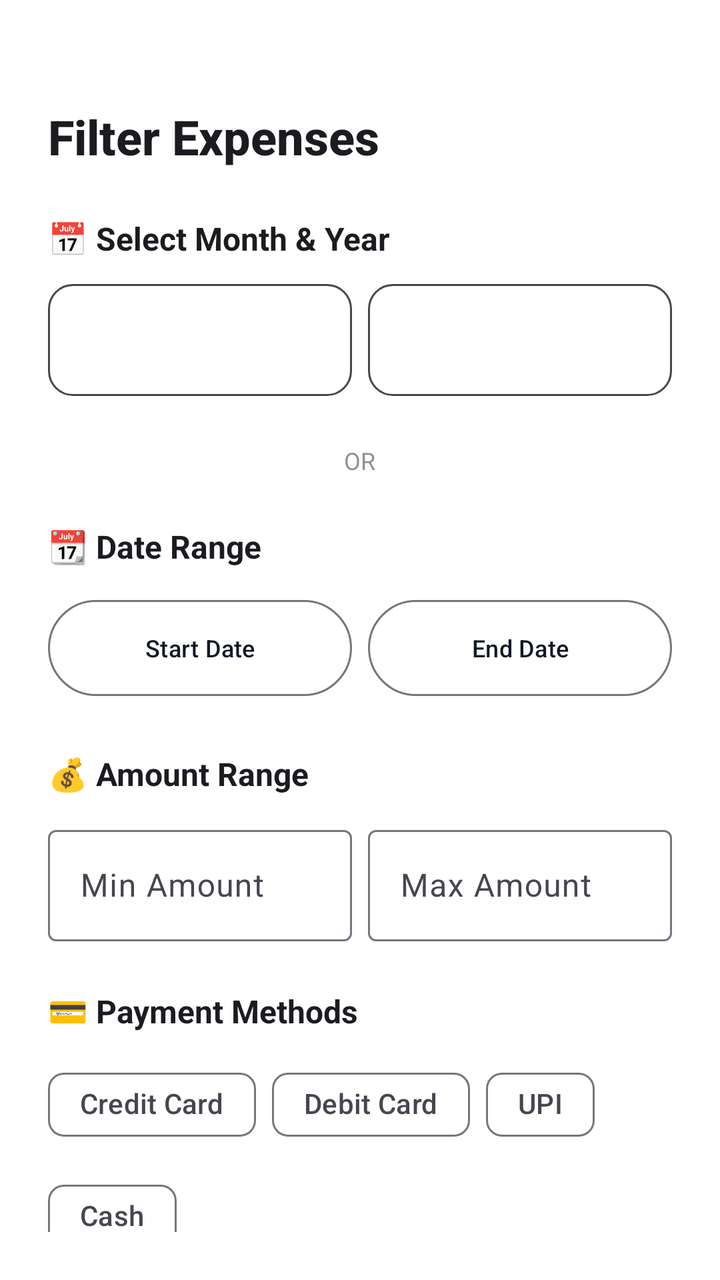
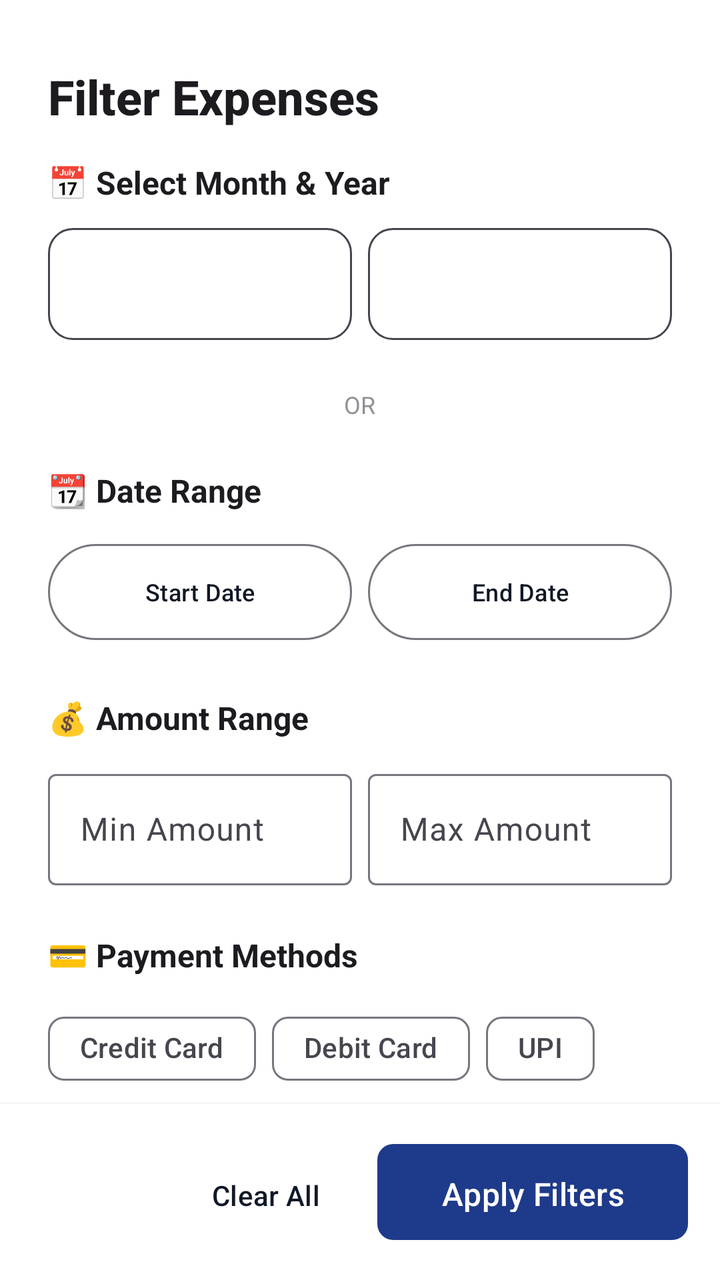

Screens rendered from an Android XML layout before and after an edit, with the pre-edit source and the edit as a unified diff.
<!-- AndroidManifest.xml: application theme Theme.ExpenseTracker.Timeless -->
<!-- res/layout/bottom_sheet_filter.xml -->
<?xml version="1.0" encoding="utf-8"?>
<LinearLayout xmlns:android="http://schemas.android.com/apk/res/android"
    xmlns:app="http://schemas.android.com/apk/res-auto"
    android:layout_width="match_parent"
    android:layout_height="wrap_content"
    android:orientation="vertical"
    android:background="?attr/colorSurface"
    android:padding="24dp">

    
    <View
        android:layout_width="48dp"
        android:layout_height="4dp"
        android:background="?android:textColorSecondary"
        android:alpha="0.3"
        android:layout_gravity="center_horizontal"
        android:layout_marginBottom="24dp" />

    
    <TextView
        android:layout_width="wrap_content"
        android:layout_height="wrap_content"
        android:text="Filter Expenses"
        android:textSize="24sp"
        android:textStyle="bold"
        android:textColor="?android:textColorPrimary"
        android:fontFamily="sans-serif-medium"
        android:layout_marginBottom="24dp" />

    <androidx.core.widget.NestedScrollView
        android:layout_width="match_parent"
        android:layout_height="wrap_content"
        android:maxHeight="500dp"
        android:clipToPadding="false"
        android:paddingBottom="16dp"
        android:fillViewport="true">

        <LinearLayout
            android:layout_width="match_parent"
            android:layout_height="wrap_content"
            android:orientation="vertical"
            android:paddingBottom="16dp">

            
            <TextView
                android:layout_width="wrap_content"
                android:layout_height="wrap_content"
                android:text="📅 Select Month &amp; Year"
                android:textSize="16sp"
                android:textStyle="bold"
                android:textColor="?android:textColorPrimary"
                android:layout_marginBottom="12dp" />

            <LinearLayout
                android:layout_width="match_parent"
                android:layout_height="wrap_content"
                android:orientation="horizontal"
                android:layout_marginBottom="24dp">

                <Spinner
                    android:id="@+id/spinnerMonth"
                    android:layout_width="0dp"
                    android:layout_height="56dp"
                    android:layout_weight="1"
                    android:background="@drawable/bg_spinner_outline"
                    android:padding="12dp"
                    android:layout_marginEnd="8dp" />

                <Spinner
                    android:id="@+id/spinnerYear"
                    android:layout_width="0dp"
                    android:layout_height="56dp"
                    android:layout_weight="1"
                    android:background="@drawable/bg_spinner_outline"
                    android:padding="12dp" />

            </LinearLayout>

            
            <LinearLayout
                android:layout_width="match_parent"
                android:layout_height="wrap_content"
                android:orientation="horizontal"
                android:gravity="center_vertical"
                android:layout_marginBottom="24dp">

                <View
                    android:layout_width="0dp"
                    android:layout_height="1dp"
                    android:layout_weight="1"
                    android:background="?android:textColorSecondary"
                    android:alpha="0.2" />

                <TextView
                    android:layout_width="wrap_content"
                    android:layout_height="wrap_content"
                    android:text="  OR  "
                    android:textSize="12sp"
                    android:textColor="?android:textColorSecondary"
                    android:alpha="0.6" />

                <View
                    android:layout_width="0dp"
                    android:layout_height="1dp"
                    android:layout_weight="1"
                    android:background="?android:textColorSecondary"
                    android:alpha="0.2" />

            </LinearLayout>

            
            <TextView
                android:layout_width="wrap_content"
                android:layout_height="wrap_content"
                android:text="📆 Date Range"
                android:textSize="16sp"
                android:textStyle="bold"
                android:textColor="?android:textColorPrimary"
                android:layout_marginBottom="12dp" />

            <LinearLayout
                android:layout_width="match_parent"
                android:layout_height="wrap_content"
                android:orientation="horizontal"
                android:layout_marginBottom="24dp">

                <com.google.android.material.button.MaterialButton
                    android:id="@+id/btnSelectStartDate"
                    android:layout_width="0dp"
                    android:layout_height="56dp"
                    android:layout_weight="1"
                    android:text="Start Date"
                    android:textSize="12sp"
                    android:maxLines="1"
                    style="@style/Widget.Material3.Button.OutlinedButton"
                    android:layout_marginEnd="8dp" />

                <com.google.android.material.button.MaterialButton
                    android:id="@+id/btnSelectEndDate"
                    android:layout_width="0dp"
                    android:layout_height="56dp"
                    android:layout_weight="1"
                    android:text="End Date"
                    android:textSize="12sp"
                    android:maxLines="1"
                    style="@style/Widget.Material3.Button.OutlinedButton" />

            </LinearLayout>

            
            <TextView
                android:layout_width="wrap_content"
                android:layout_height="wrap_content"
                android:text="💰 Amount Range"
                android:textSize="16sp"
                android:textStyle="bold"
                android:textColor="?android:textColorPrimary"
                android:layout_marginBottom="12dp" />

            <LinearLayout
                android:layout_width="match_parent"
                android:layout_height="wrap_content"
                android:orientation="horizontal"
                android:layout_marginBottom="24dp">

                <com.google.android.material.textfield.TextInputLayout
                    android:layout_width="0dp"
                    android:layout_height="wrap_content"
                    android:layout_weight="1"
                    android:hint="Min Amount"
                    style="@style/Widget.Material3.TextInputLayout.OutlinedBox"
                    android:layout_marginEnd="8dp">

                    <com.google.android.material.textfield.TextInputEditText
                        android:id="@+id/etMinAmount"
                        android:layout_width="match_parent"
                        android:layout_height="wrap_content"
                        android:inputType="numberDecimal" />

                </com.google.android.material.textfield.TextInputLayout>

                <com.google.android.material.textfield.TextInputLayout
                    android:layout_width="0dp"
                    android:layout_height="wrap_content"
                    android:layout_weight="1"
                    android:hint="Max Amount"
                    style="@style/Widget.Material3.TextInputLayout.OutlinedBox">

                    <com.google.android.material.textfield.TextInputEditText
                        android:id="@+id/etMaxAmount"
                        android:layout_width="match_parent"
                        android:layout_height="wrap_content"
                        android:inputType="numberDecimal" />

                </com.google.android.material.textfield.TextInputLayout>

            </LinearLayout>

            
            <TextView
                android:layout_width="wrap_content"
                android:layout_height="wrap_content"
                android:text="💳 Payment Methods"
                android:textSize="16sp"
                android:textStyle="bold"
                android:textColor="?android:textColorPrimary"
                android:layout_marginBottom="12dp" />

            <com.google.android.material.chip.ChipGroup
                android:layout_width="match_parent"
                android:layout_height="wrap_content"
                android:layout_marginBottom="24dp">

                <com.google.android.material.chip.Chip
                    android:id="@+id/cbCreditCard"
                    android:layout_width="wrap_content"
                    android:layout_height="wrap_content"
                    android:text="Credit Card"
                    style="@style/Widget.Material3.Chip.Filter" />

                <com.google.android.material.chip.Chip
                    android:id="@+id/cbDebitCard"
                    android:layout_width="wrap_content"
                    android:layout_height="wrap_content"
                    android:text="Debit Card"
                    style="@style/Widget.Material3.Chip.Filter" />

                <com.google.android.material.chip.Chip
                    android:id="@+id/cbUpi"
                    android:layout_width="wrap_content"
                    android:layout_height="wrap_content"
                    android:text="UPI"
                    style="@style/Widget.Material3.Chip.Filter" />

                <com.google.android.material.chip.Chip
                    android:id="@+id/cbCash"
                    android:layout_width="wrap_content"
                    android:layout_height="wrap_content"
                    android:text="Cash"
                    style="@style/Widget.Material3.Chip.Filter" />

            </com.google.android.material.chip.ChipGroup>

            
            <TextView
                android:layout_width="wrap_content"
                android:layout_height="wrap_content"
                android:text="🏷️ Categories"
                android:textSize="16sp"
                android:textStyle="bold"
                android:textColor="?android:textColorPrimary"
                android:layout_marginBottom="12dp" />

            <LinearLayout
                android:id="@+id/layoutCategories"
                android:layout_width="match_parent"
                android:layout_height="wrap_content"
                android:orientation="vertical"
                android:layout_marginBottom="24dp" />

            
            <LinearLayout
                android:layout_width="match_parent"
                android:layout_height="wrap_content"
                android:orientation="horizontal"
                android:gravity="end"
                android:layout_marginTop="8dp"
                android:layout_marginBottom="24dp"
                android:paddingBottom="24dp">

                <com.google.android.material.button.MaterialButton
                    android:id="@+id/btnClearFilters"
                    android:layout_width="wrap_content"
                    android:layout_height="56dp"
                    android:text="Clear All"
                    style="@style/Widget.Material3.Button.TextButton"
                    android:layout_marginEnd="12dp" />

                <com.google.android.material.button.MaterialButton
                    android:id="@+id/btnApplyFilter"
                    android:layout_width="wrap_content"
                    android:layout_height="56dp"
                    android:text="Apply Filters"
                    android:paddingStart="32dp"
                    android:paddingEnd="32dp"
                    style="@style/PremiumButton" />

            </LinearLayout>

        </LinearLayout>

    </androidx.core.widget.NestedScrollView>

</LinearLayout>
<!-- resources referenced by this layout -->
<resources>
  <!-- drawable bg_spinner_outline (drawable) -->
  <?xml version="1.0" encoding="utf-8"?>
  <shape xmlns:android="http://schemas.android.com/apk/res/android">
      <solid android:color="@android:color/transparent" />
      <corners android:radius="12dp" />
      <stroke android:width="1dp" android:color="?android:attr/textColorSecondary" />
  </shape>
  <style name="PremiumButton" parent="Widget.Material3.Button">
          <item name="cornerRadius">8dp</item>
          <item name="android:textSize">16sp</item>
          <item name="android:fontFamily">sans-serif-medium</item>
          <item name="android:letterSpacing">0.01</item>
          <item name="android:paddingTop">14dp</item>
          <item name="android:paddingBottom">14dp</item>
          <item name="backgroundTint">@color/navy_primary</item>
      </style>
  <style name="Theme.ExpenseTracker.Timeless" parent="Theme.Material3.Light.NoActionBar">
          <item name="colorPrimary">@color/timeless_charcoal</item>
          <item name="colorOnPrimary">@color/timeless_white</item>
          <item name="colorSecondary">@color/timeless_gold</item>
          <item name="colorOnSecondary">@color/timeless_white</item>
          <item name="android:colorBackground">@color/timeless_white</item>
          <item name="colorSurface">@color/timeless_white</item>
          <item name="colorOnSurface">@color/timeless_text_primary</item>
          
          
          <item name="android:statusBarColor">@color/timeless_white</item>
          <item name="android:windowLightStatusBar">true</item>
          
          
          <item name="android:navigationBarColor">@color/timeless_white</item>
          <item name="android:windowLightNavigationBar">true</item>
      </style>
  <color name="navy_primary">#1E3A8A</color>
  <color name="timeless_charcoal">#111827</color>
  <color name="timeless_white">#FFFFFF</color>
  <color name="timeless_gold">#14B8A6</color>
  <color name="timeless_text_primary">#111827</color>
</resources>

<!-- the commit's change to res/layout/bottom_sheet_filter.xml (unified diff, before → after) -->
@@ -4,8 +4,7 @@
     android:layout_width="match_parent"
     android:layout_height="wrap_content"
     android:orientation="vertical"
-    android:background="?attr/colorSurface"
-    android:padding="24dp">
+    android:background="?attr/colorSurface">
 
     
     <View
@@ -14,7 +13,8 @@
         android:background="?android:textColorSecondary"
         android:alpha="0.3"
         android:layout_gravity="center_horizontal"
-        android:layout_marginBottom="24dp" />
+        android:layout_marginTop="12dp"
+        android:layout_marginBottom="16dp" />
 
     
     <TextView
@@ -25,20 +25,25 @@
         android:textStyle="bold"
         android:textColor="?android:textColorPrimary"
         android:fontFamily="sans-serif-medium"
-        android:layout_marginBottom="24dp" />
-
+        android:layout_marginStart="24dp"
+        android:layout_marginEnd="24dp"
+        android:layout_marginBottom="16dp" />
+
+    
     <androidx.core.widget.NestedScrollView
         android:layout_width="match_parent"
-        android:layout_height="wrap_content"
-        android:maxHeight="500dp"
+        android:layout_height="0dp"
+        android:layout_weight="1"
+        android:maxHeight="450dp"
         android:clipToPadding="false"
-        android:paddingBottom="16dp"
-        android:fillViewport="true">
+        android:fillViewport="false">
 
         <LinearLayout
             android:layout_width="match_parent"
             android:layout_height="wrap_content"
             android:orientation="vertical"
+            android:paddingStart="24dp"
+            android:paddingEnd="24dp"
             android:paddingBottom="16dp">
 
             
@@ -256,39 +261,45 @@
                 android:layout_width="match_parent"
                 android:layout_height="wrap_content"
                 android:orientation="vertical"
-                android:layout_marginBottom="24dp" />
-
-            
-            <LinearLayout
-                android:layout_width="match_parent"
-                android:layout_height="wrap_content"
-                android:orientation="horizontal"
-                android:gravity="end"
-                android:layout_marginTop="8dp"
-                android:layout_marginBottom="24dp"
-                android:paddingBottom="24dp">
-
-                <com.google.android.material.button.MaterialButton
-                    android:id="@+id/btnClearFilters"
-                    android:layout_width="wrap_content"
-                    android:layout_height="56dp"
-                    android:text="Clear All"
-                    style="@style/Widget.Material3.Button.TextButton"
-                    android:layout_marginEnd="12dp" />
-
-                <com.google.android.material.button.MaterialButton
-                    android:id="@+id/btnApplyFilter"
-                    android:layout_width="wrap_content"
-                    android:layout_height="56dp"
-                    android:text="Apply Filters"
-                    android:paddingStart="32dp"
-                    android:paddingEnd="32dp"
-                    style="@style/PremiumButton" />
-
-            </LinearLayout>
+                android:layout_marginBottom="8dp" />
 
         </LinearLayout>
 
     </androidx.core.widget.NestedScrollView>
 
+    
+    <View
+        android:layout_width="match_parent"
+        android:layout_height="1dp"
+        android:background="?android:textColorSecondary"
+        android:alpha="0.1" />
+
+    <LinearLayout
+        android:layout_width="match_parent"
+        android:layout_height="wrap_content"
+        android:orientation="horizontal"
+        android:gravity="end"
+        android:padding="16dp"
+        android:background="?attr/colorSurface"
+        android:elevation="4dp">
+
+        <com.google.android.material.button.MaterialButton
+            android:id="@+id/btnClearFilters"
+            android:layout_width="wrap_content"
+            android:layout_height="56dp"
+            android:text="Clear All"
+            style="@style/Widget.Material3.Button.TextButton"
+            android:layout_marginEnd="12dp" />
+
+        <com.google.android.material.button.MaterialButton
+            android:id="@+id/btnApplyFilter"
+            android:layout_width="wrap_content"
+            android:layout_height="56dp"
+            android:text="Apply Filters"
+            android:paddingStart="32dp"
+            android:paddingEnd="32dp"
+            style="@style/PremiumButton" />
+
+    </LinearLayout>
+
 </LinearLayout>
